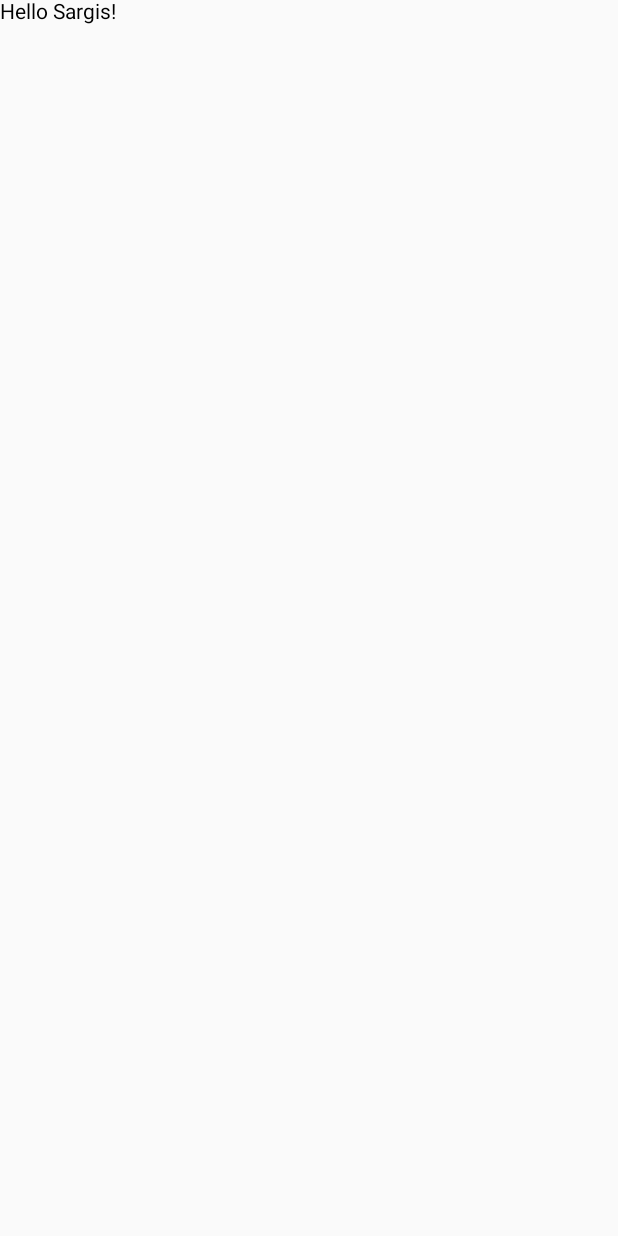
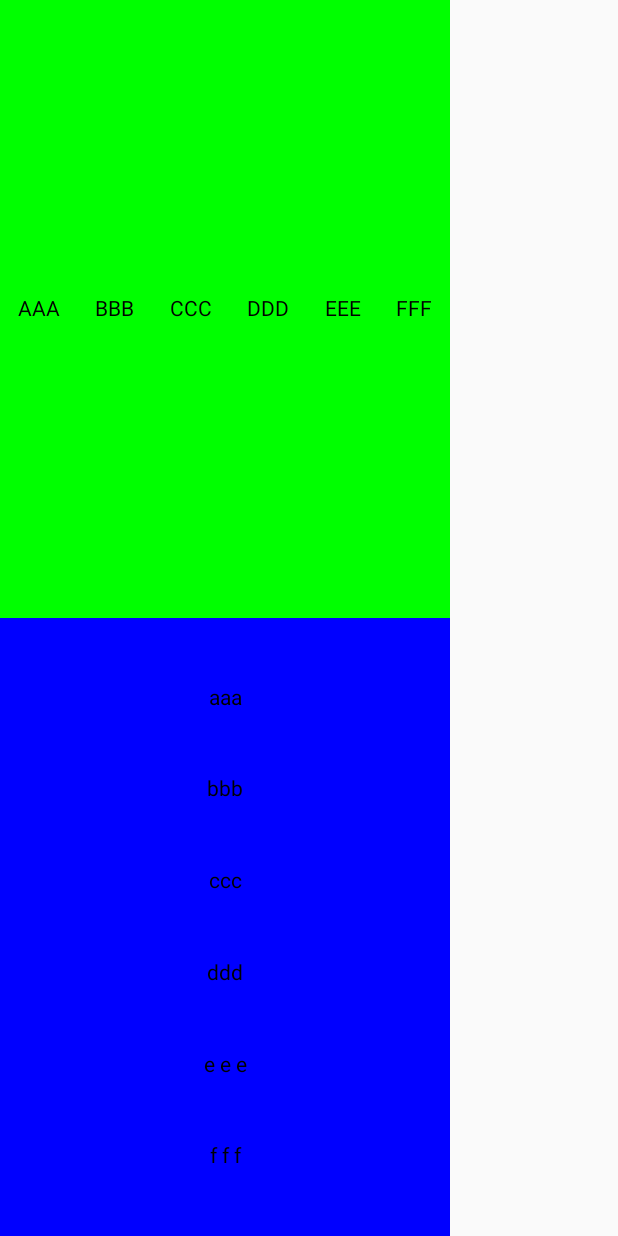
Before and after one commit to SargisKhlopuzyan/JetpackCompose, an Android app built with Jetpack Compose: the screen it shows after launch (MainActivity), on a phone screen of 412 x 824 dp. Before the commit the screen is almost empty. Run offline under Robolectric (Android 15) with nearby library versions, the phone set to English and light mode, and no system bars.

Commit message:
Rows, Columns & Basic Sizing - Android Jetpack Compose - Part 2

```diff
--- a/app/src/main/java/com/sargis/khlopuzyan/jetpackcompose/MainActivity.kt
+++ b/app/src/main/java/com/sargis/khlopuzyan/jetpackcompose/MainActivity.kt
@@ -3,47 +3,90 @@ package com.sargis.khlopuzyan.jetpackcompose
 import android.os.Bundle
 import androidx.activity.ComponentActivity
 import androidx.activity.compose.setContent
-import androidx.compose.foundation.layout.fillMaxSize
-import androidx.compose.material.MaterialTheme
-import androidx.compose.material.Surface
+import androidx.compose.foundation.background
+import androidx.compose.foundation.layout.*
 import androidx.compose.material.Text
 import androidx.compose.runtime.Composable
+import androidx.compose.ui.Alignment
 import androidx.compose.ui.Modifier
+import androidx.compose.ui.graphics.Color
 import androidx.compose.ui.tooling.preview.Preview
+import androidx.compose.ui.unit.dp
 import com.sargis.khlopuzyan.jetpackcompose.ui.theme.JetpackComposeTheme
 
 class MainActivity : ComponentActivity() {
 
     override fun onCreate(savedInstanceState: Bundle?) {
         super.onCreate(savedInstanceState)
-
         setContent {
-            Greeting(name = "Sargis")
-
-//            JetpackComposeTheme {
-//                // A surface container using the 'background' color from the theme
-//                Surface(
-//                    modifier = Modifier.fillMaxSize(),
-//                    color = MaterialTheme.colors.background
-//                ) {
-//                    Greeting("Android")
-//                }
-//            }
-
+            previewContent()
         }
     }
-
-}
-
-@Composable
-fun Greeting(name: String) {
-    Text(text = "Hello $name!")
 }
 
 @Preview(showBackground = true)
 @Composable
 fun DefaultPreview() {
     JetpackComposeTheme {
-        Greeting("SARGIS")
+        previewContent()
     }
 }
+
+@Composable
+fun previewContent() {
+    Column(
+        horizontalAlignment = Alignment.CenterHorizontally,
+        modifier = Modifier
+            .width(300.dp)
+            .fillMaxSize()
+//            .width(100.dp)
+    ) {
+        funRow()
+        funColumn()
+    }
+}
+
+@Composable
+fun funRow() {
+    Row(
+        verticalAlignment = Alignment.CenterVertically,
+        horizontalArrangement = Arrangement.SpaceAround,
+        modifier = Modifier
+            .background(color = Color.Green)
+            .fillMaxWidth()
+            .fillMaxHeight(0.5f)
+//            .fillMaxSize(1.0f)
+    ) {
+        Text(text = "AAA")
+        Text(text = "BBB")
+
+        Text(text = "CCC")
+        Text(text = "DDD")
+
+        Text(text = "EEE")
+        Text(text = "FFF")
+    }
+}
+
+@Composable
+fun funColumn() {
+    Column(
+        verticalArrangement = Arrangement.SpaceEvenly,
+        horizontalAlignment = Alignment.CenterHorizontally,
+        modifier = Modifier
+            .background(color = Color.Blue)
+            .fillMaxHeight(1.0f)
+            .fillMaxWidth()
+//            .fillMaxHeight()
+//            .fillMaxSize(0.5f)
+    ) {
+        Text(text = "aaa")
+        Text(text = "bbb")
+
+        Text(text = "ccc")
+        Text(text = "ddd")
+
+        Text(text = "e e e")
+        Text(text = "f f f")
+    }
+}
```
